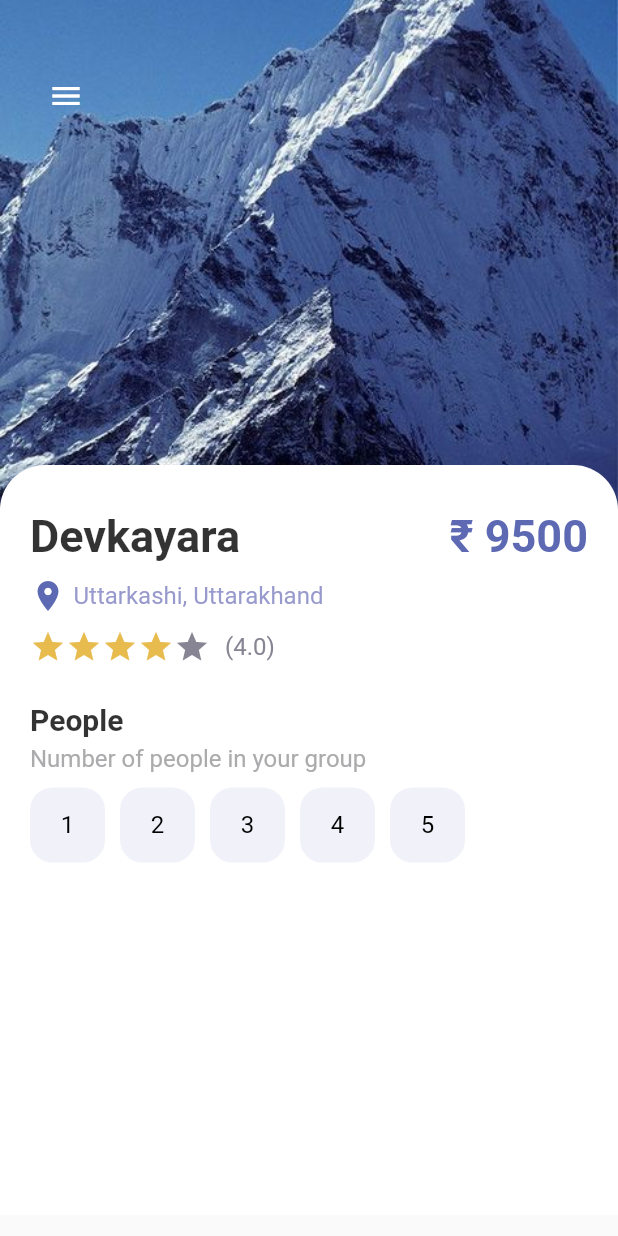
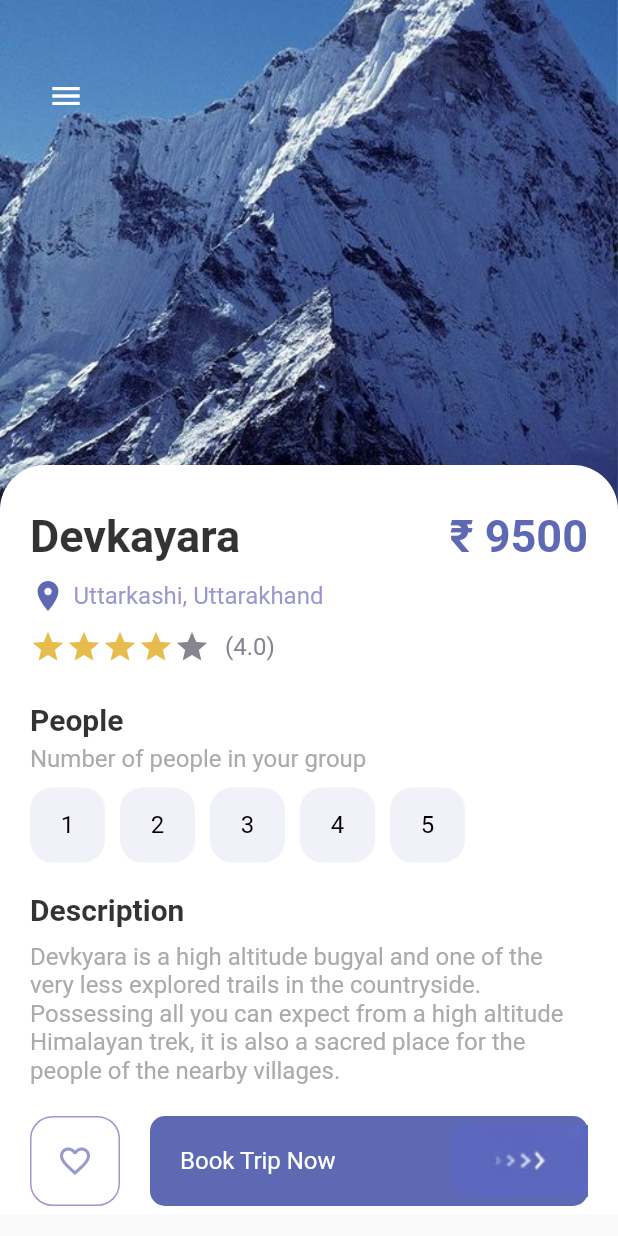
Before and after one commit to ManyuDhyani/Travel-App, a Flutter app: the screen it shows after launch, on a phone screen of 412 x 824 dp. Run offline on Flutter 3.47's test engine with Material 2 defaults, Android fonts, the phone set to English and light mode, and no system bars.

Commit message:
Completed the detailPage UI and added isResponsive features to responsiveButton resuable of the app

```diff
--- a/lib/Widgets/responsiveButton.dart
+++ b/lib/Widgets/responsiveButton.dart
@@ -1,4 +1,6 @@
 import 'package:flutter/cupertino.dart';
+import 'package:flutter/material.dart';
+import 'package:travel_app/Widgets/appText.dart';
 import 'package:travel_app/misc/colors.dart';
 
 class ResponsiveButton extends StatelessWidget {
@@ -7,23 +9,32 @@ class ResponsiveButton extends StatelessWidget {
   ResponsiveButton({
     Key? key,
     this.isResponsive = false,
-    this.width,
+    this.width = 120,
   }) : super(key: key);
 
   @override
   Widget build(BuildContext context) {
-    return Container(
-      width: width,
+    return Flexible(
+      child: Container(
+        width: isResponsive == true ? double.maxFinite : width,
         height: 60.0,
         decoration: BoxDecoration(
           borderRadius: BorderRadius.circular(10.0),
           color: AppColors.mainColor,
         ),
         child: Row(
-        mainAxisAlignment: MainAxisAlignment.center,
+          mainAxisAlignment: isResponsive == true
+              ? MainAxisAlignment.spaceBetween
+              : MainAxisAlignment.center,
           children: [
+            isResponsive == true
+                ? Container(
+                    margin: const EdgeInsets.only(left: 20.0),
+                    child: AppText(text: "Book Trip Now", color: Colors.white))
+                : Container(),
             Image.asset("img/button-one.png"),
           ],
+        ),
       ),
     );
   }
--- a/lib/pages/detailPage.dart
+++ b/lib/pages/detailPage.dart
@@ -2,6 +2,7 @@ import 'package:flutter/material.dart';
 import 'package:travel_app/Widgets/appButton.dart';
 import 'package:travel_app/Widgets/appLargeText.dart';
 import 'package:travel_app/Widgets/appText.dart';
+import 'package:travel_app/Widgets/responsiveButton.dart';
 import 'package:travel_app/misc/colors.dart';
 
 class DetailPage extends StatefulWidget {
@@ -150,13 +151,47 @@ class _DetailPageState extends State<DetailPage> {
                           ),
                         );
                       }),
+                    ),
+                    const SizedBox(height: 20.0),
+                    AppLargeText(
+                      text: "Description",
+                      color: Colors.black.withOpacity(0.8),
+                      size: 20.0,
+                    ),
+                    const SizedBox(height: 10.0),
+                    AppText(
+                      text:
+                          "Devkyara is a high altitude bugyal and one of the very less explored trails in the countryside. Possessing all you can expect from a high altitude Himalayan trek, it is also a sacred place for the people of the nearby villages.",
+                      color: AppColors.mainTextColor,
+                    ),
+                  ],
+                ),
+              ),
+            ),
+            Positioned(
+              bottom: 20.0,
+              left: 20.0,
+              right: 20.0,
+              child: Row(
+                children: [
+                  AppButton(
+                    color: AppColors.textColor1,
+                    backgroundColor: Colors.white,
+                    size: 60.0,
+                    borderColor: AppColors.textColor1,
+                    isIcon: true,
+                    icon: Icons.favorite_border,
+                  ),
+                  const SizedBox(width: 20.0),
+                  ResponsiveButton(
+                    isResponsive: true,
                   )
                 ],
               ),
             ),
+          ],
         ),
-            ],
-          )),
+      ),
     );
   }
 }
```
Lines whose indentation alone changed are shown as unchanged.
